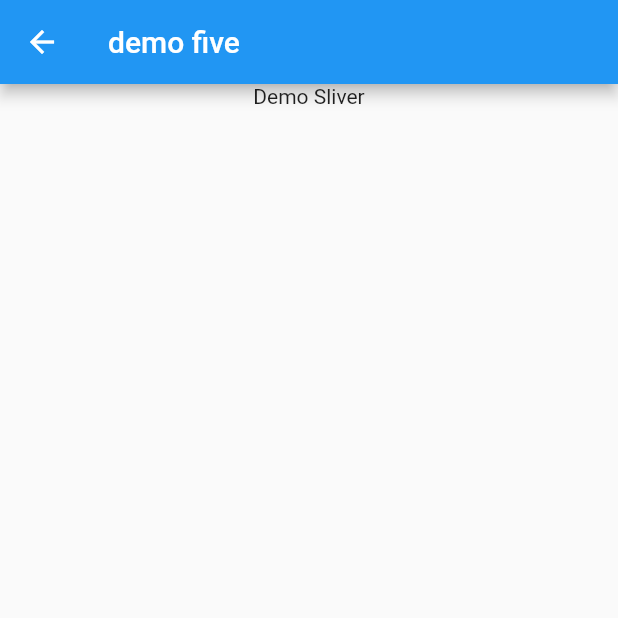
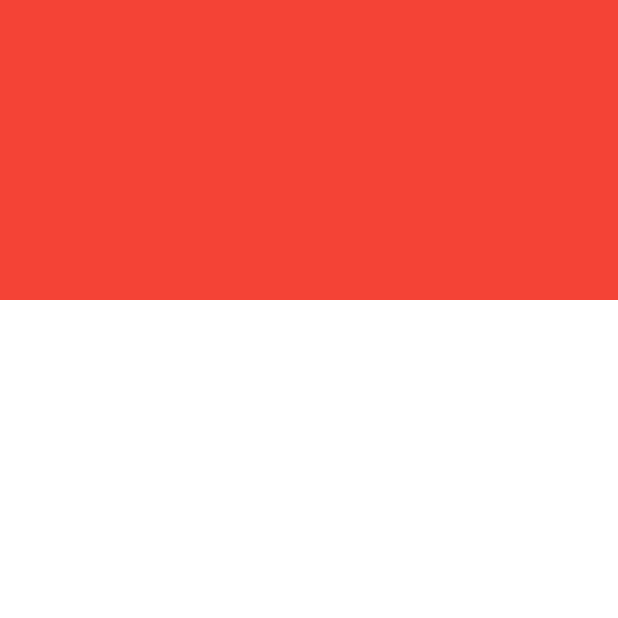
Before and after one commit to xiongben/flutterLearnDemo2, a Flutter app: the SliverDemo screen opened by its route, on a phone screen of 412 x 824 dp, the top half of it. Run offline on Flutter 3.47's test engine with Material 2 defaults, Android fonts, the phone set to English and light mode, and no system bars; our stand-ins replace flutter_screenutil.

Commit message:
[add] sliver demo

```diff
--- a/lib/sliverDemo/index.dart
+++ b/lib/sliverDemo/index.dart
@@ -29,20 +29,25 @@ class SliverDemo extends StatefulWidget {
 class _SliverDemoState extends State<SliverDemo> {
   @override
   Widget build(BuildContext context) {
-    return Scaffold(
-        appBar: AppBar(title: Text("demo five"),),
-        body: SafeArea(
-          child: Container(
-            width: double.infinity,
-            padding: EdgeInsets.symmetric(horizontal: 15.w),
-            child: Column(
-              crossAxisAlignment: CrossAxisAlignment.center,
-              children: [
-                Text("Demo Sliver"),
-              ],
-            ),
-          ),
+    return CustomScrollView(
+      physics: const BouncingScrollPhysics(parent: AlwaysScrollableScrollPhysics()),
+        slivers: [
+        //我们需要实现的 SliverFlexibleHeader 组件
+        SliverFlexibleHeader(
+        visibleExtent: 200, // 初始状态在列表中占用的布局高度
+        // 为了能根据下拉状态变化来定制显示的布局，我们通过一个 builder 来动态构建布局。
+        builder: (context, availableHeight, direction) {
+      return GestureDetector(
+        onTap: () => print('tap'), //测试是否可以响应事件
+        child: Container(
+          width: double.infinity,
+          height: 300.w,
+          color: Colors.red,
         )
+      );
+    },
+    ),
+    ],
     );
   }
 }
@@ -155,13 +160,12 @@ class SliverFlexibleHeader extends StatelessWidget {
   const SliverFlexibleHeader({
     Key? key,
     this.visibleExtent = 0,
-    required this.direction,
     required this.builder
   }): super(key: key);
 
   final SliverFlexibleHeaderBuilder builder;
   final double visibleExtent;
-  final ScrollDirection direction;
+  final ScrollDirection direction = ScrollDirection.idle;
 
   @override
   Widget build(BuildContext context) {
```
